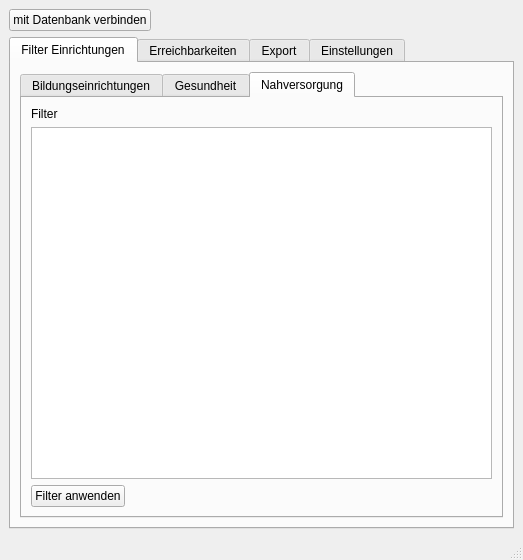
Above: shkplugin/shk_plugin_dialog_base.ui from ChrFr/qgis-OTP before the change. Below: the same form after it.
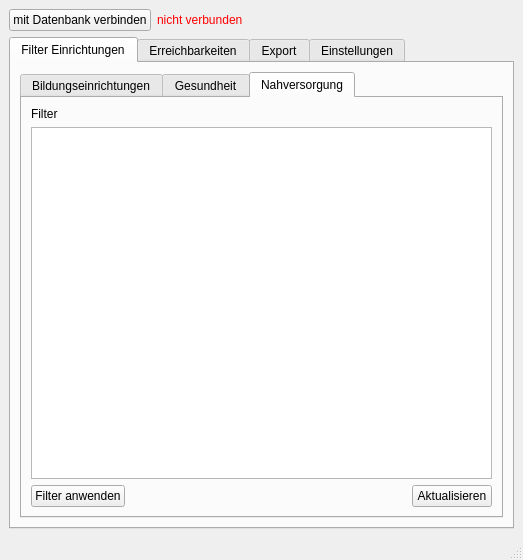
That is the form after the change. The open tabs and pages were chosen to show the change.

Commit message: New Feature: update filter tree on button click; Update: moved filter tree functions to own class

The edit to the form file:
```diff
--- a/shkplugin/shk_plugin_dialog_base.ui
+++ b/shkplugin/shk_plugin_dialog_base.ui
@@ -24,6 +24,16 @@
         </property>
        </widget>
       </item>
+      <item>
+       <widget class="QLabel" name="connection_label">
+        <property name="styleSheet">
+         <string notr="true">color: red</string>
+        </property>
+        <property name="text">
+         <string>nicht verbunden</string>
+        </property>
+       </widget>
+      </item>
       <item>
        <spacer name="horizontalSpacer_2">
         <property name="orientation">
@@ -217,6 +227,13 @@
                 </property>
                </spacer>
               </item>
+              <item>
+               <widget class="QPushButton" name="refresh_button_3">
+                <property name="text">
+                 <string>Aktualisieren</string>
+                </property>
+               </widget>
+              </item>
              </layout>
             </item>
             <item row="0" column="0">
```
Left out of the diff: 54 changed lines with no effect on the pictures. The commit also changes 2 other files.
